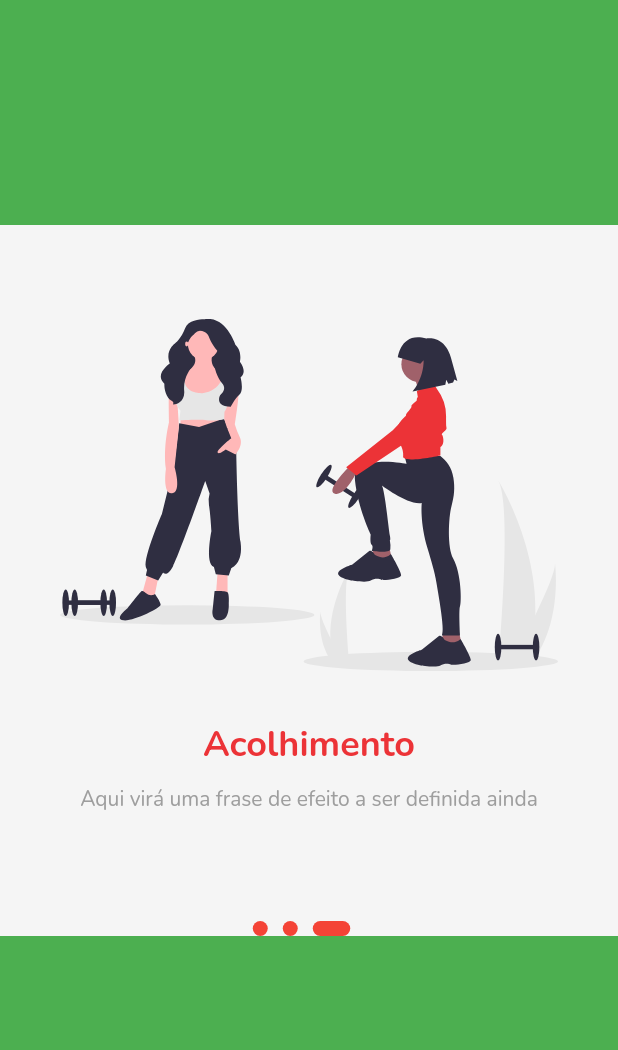
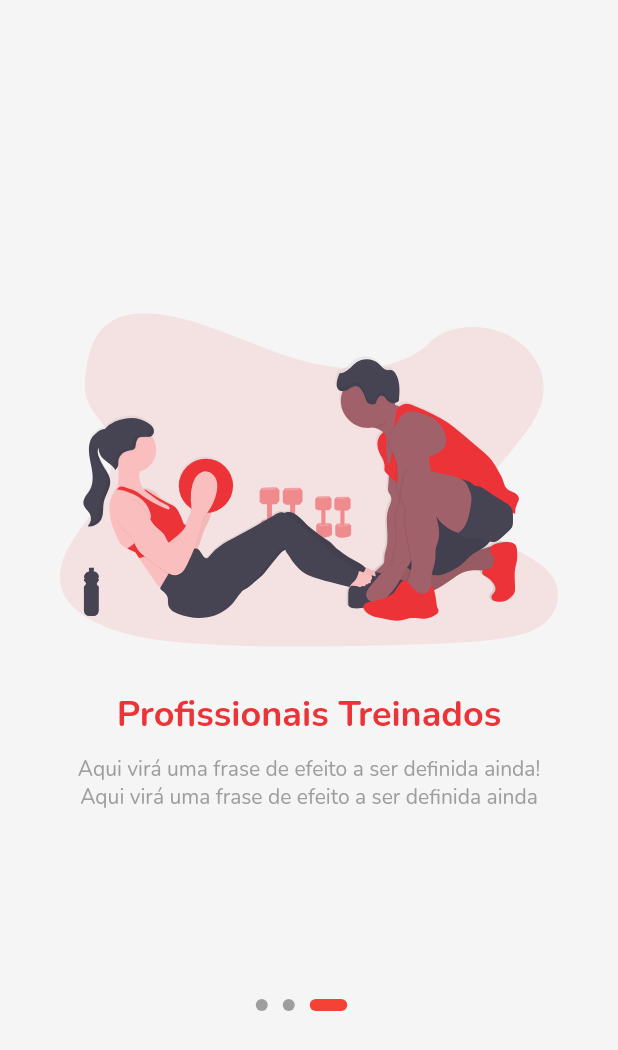
Before and after one commit to ErisvaldoCorreia/beta_academia, a Flutter app: the screen it shows after launch, swiped to page 3, on a phone screen of 412 x 824 dp. Shown: the top 1050 px of the screen. Run offline on Flutter 3.47's test engine with Material 2 defaults, Android fonts, the phone set to English and light mode, and no system bars; our stand-ins replace flutter_svg, google_fonts.

Commit message:
criando o paginator manual

```diff
--- a/lib/onboarding.page.dart
+++ b/lib/onboarding.page.dart
@@ -18,61 +18,81 @@ class _OnboardingState extends State<Onboarding> {
           Container(
             height: 150,
             width: double.infinity,
-            color: Colors.green,
+            //color: Colors.green,
           ),
           Expanded(
-            child: PageView.builder(
-              itemCount: content.length,
-              onPageChanged: (int index) {
-                setState(() {
-                  currentIndex = index;
-                });
-              },
-              itemBuilder: (_, i) {
-                return Padding(
-                  padding: const EdgeInsets.symmetric(horizontal: 40.0, vertical: 30.0),
-                  child: Column(
-                    children: [
-                      SvgPicture.asset(content[i].image, height: 300,),
-                      Text(content[i].title, style: GoogleFonts.nunito(fontSize: 24, fontWeight: FontWeight.bold, color: Color(0xffec3337)),), //#fcee22
-                      SizedBox(height: 10,),
-                      Text(content[i].description, textAlign: TextAlign.center, style: GoogleFonts.nunito(fontSize: 14, color: Colors.grey),)
-                    ],
-                  ),
-                );
-              }
-            ),
+            child: buildPageBoard(),
           ),
           Container(
             child: Row(
               mainAxisAlignment: MainAxisAlignment.center,
-              children:
-                List.generate(
-                  content.length,
-                  (index) => buildDots(index),
-                ),
+              children: List.generate(
+                content.length,
+                (index) => buildDots(index),
+              ),
             ),
           ),
-           Container(
-            height: 200,
+          Container(
+            height: 150,
             width: double.infinity,
-            color: Colors.green,
+            //color: Colors.green,
           ),
         ],
       ),
     );
   }
 
-  Container buildDots(int index) {
-    return Container(
-                  margin: EdgeInsets.only(right: 10.0),
+  PageView buildPageBoard() {
+    return PageView.builder(
+        itemCount: content.length,
+        onPageChanged: (int index) {
+          setState(() {
+            currentIndex = index;
+          });
+        },
+        itemBuilder: (_, i) {
+          return Padding(
+            padding:
+                const EdgeInsets.symmetric(horizontal: 40.0, vertical: 30.0),
+            child: Column(
+              children: [
+                SvgPicture.asset(
+                  content[i].image,
+                  height: 280,
+                ),
+                Text(
+                  content[i].title,
+                  style: GoogleFonts.nunito(
+                      fontSize: 24,
+                      fontWeight: FontWeight.bold,
+                      color: Color(0xffec3337)),
+                ), //#fcee22
+                SizedBox(
                   height: 10,
-                  width: currentIndex == index ? 25 : 10,
-                  decoration: BoxDecoration(
-                    borderRadius: BorderRadius.circular(20),
-                    color: Colors.red,
-                  ),
-                );
+                ),
+                Text(
+                  content[i].description,
+                  textAlign: TextAlign.center,
+                  style: GoogleFonts.nunito(fontSize: 14, color: Colors.grey),
+                )
+              ],
+            ),
+          );
+        });
+  }
+
+  AnimatedContainer buildDots(int index) {
+    return AnimatedContainer(
+      duration: Duration(milliseconds: 100),
+      curve: Curves.bounceIn,
+      margin: EdgeInsets.only(right: 10.0),
+      height: 8,
+      width: currentIndex == index ? 25 : 8,
+      decoration: BoxDecoration(
+        borderRadius: BorderRadius.circular(16),
+        color: currentIndex == index ? Colors.red : Colors.grey,
+      ),
+    );
   }
 }
 
@@ -85,7 +105,22 @@ class OnboardingContent {
 }
 
 List<OnboardingContent> content = [
-  OnboardingContent(title: "Treinamento Diário", image: "assets/image1.svg", description: "A prática constante dos exercícios promove o equilíbrio fisico e mental, além de melhorar a nossa saúde!",),
-  OnboardingContent(title: "Profissionais Treinados", image: "assets/image3.svg", description: "Aqui virá uma frase de efeito a ser definida ainda",),
-  OnboardingContent(title: "Acolhimento", image: "assets/image2.svg", description: "Aqui virá uma frase de efeito a ser definida ainda",),
+  OnboardingContent(
+    title: "Treinamento Diário",
+    image: "assets/image1.svg",
+    description:
+        "A prática constante dos exercícios promove o equilíbrio fisico e mental, além de melhorar a nossa saúde!",
+  ),
+  OnboardingContent(
+    title: "Acolhimento",
+    image: "assets/image2.svg",
+    description:
+        "Aqui virá uma frase de efeito a ser definida ainda! Aqui virá uma frase de efeito a ser definida ainda",
+  ),
+  OnboardingContent(
+    title: "Profissionais Treinados",
+    image: "assets/image3.svg",
+    description:
+        "Aqui virá uma frase de efeito a ser definida ainda! Aqui virá uma frase de efeito a ser definida ainda",
+  ),
 ];
```
Also changed, not shown: 1 other file.
